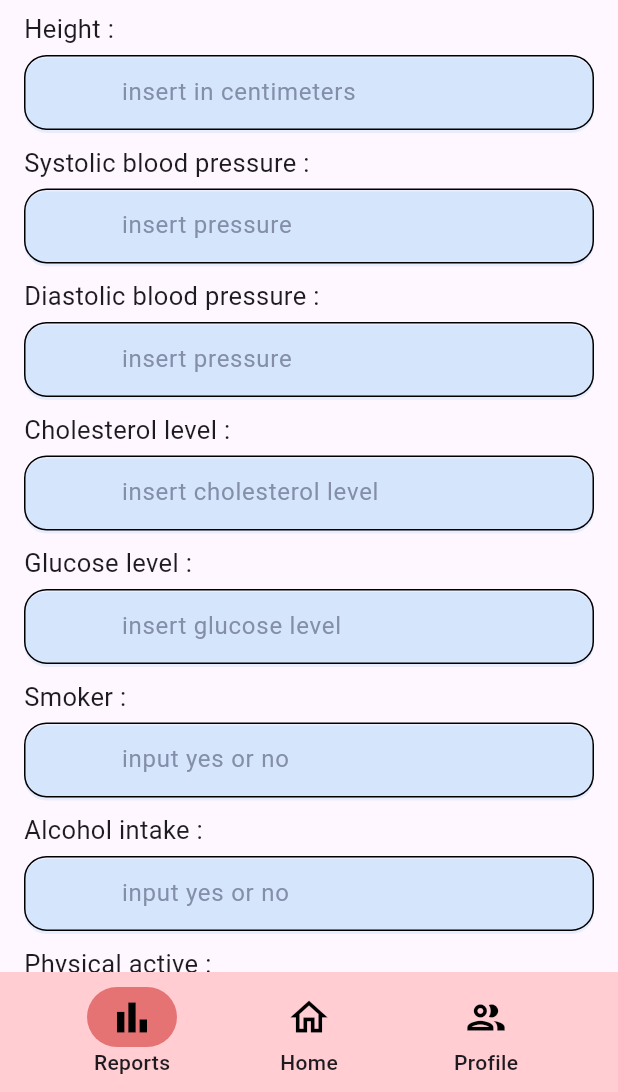
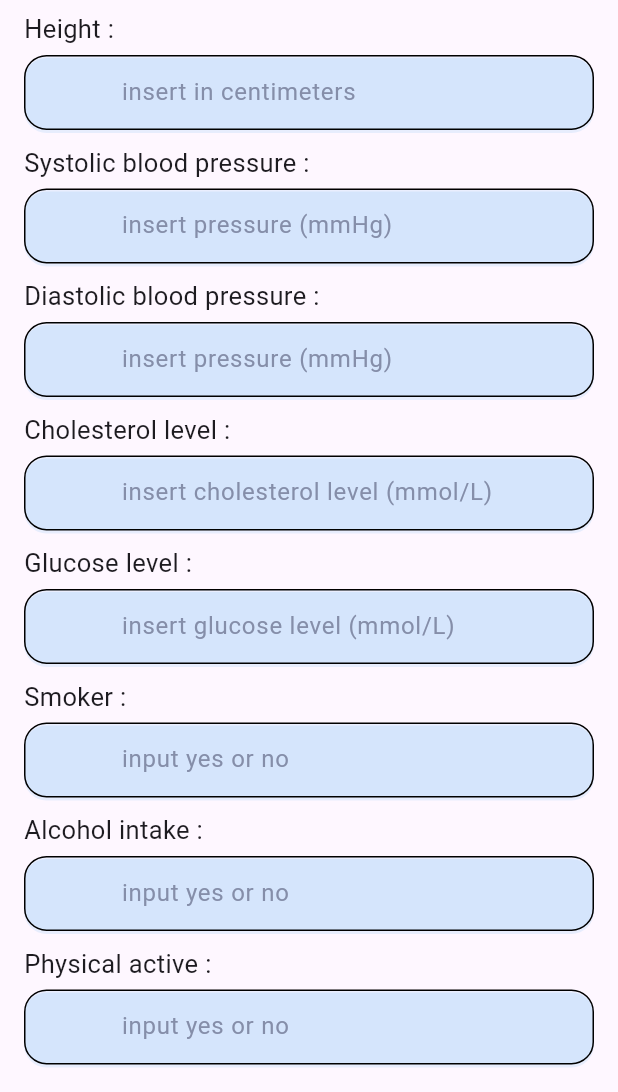
Before and after one commit to tasheera/CVD_Risk_Analyser, a Flutter app: the UserInputScreen screen opened directly, scrolled down 576 dp, on a phone screen of 412 x 824 dp, the part 144-1236 px from its top. Run offline on Flutter 3.47's test engine with Material 3 defaults, Android fonts, the phone set to English and light mode, and no system bars; our stand-ins replace cloud_firestore, firebase_auth, firebase_core, get, sqflite; accounts and stored records are empty; Roboto replaces fonts that are missing (Oswald).

Commit message:
minor changes

```diff
--- a/lib/screens/chart_choose_screen.dart
+++ b/lib/screens/chart_choose_screen.dart
@@ -1,11 +1,15 @@
 import 'package:cvd_risk_analyser/components/custom_navigation_bar.dart';
 import 'package:cvd_risk_analyser/controllers/navigation_controller.dart';
+import 'package:cvd_risk_analyser/controllers/user_data_controller.dart';
 import 'package:cvd_risk_analyser/screens/doctor_data_input_screen.dart';
 import 'package:flutter/material.dart';
 import 'package:cvd_risk_analyser/screens/user_data_input_screen.dart';
 
 class ChartChoose extends StatelessWidget {
-  const ChartChoose({super.key});
+  ChartChoose({super.key});
+
+  //Dependency Injection
+  UserDataController _userDataController = UserDataController.instance;
 
   @override
   Widget build(BuildContext context) {
@@ -47,7 +51,8 @@ class ChartChoose extends StatelessWidget {
                   name: "Laboratory chart",
                   moveScreen: DoctorInputScreen(
                     number: 3,
-                  )), // create object from class ChartChooseButton for choose chart
+                  ),
+                ), // create object from class ChartChooseButton for choose chart
 
                 const SizedBox(
                   // give extra space between widgets
@@ -58,23 +63,26 @@ class ChartChoose extends StatelessWidget {
                   name: "Non Laboratory chart",
                   moveScreen: DoctorInputScreen(
                     number: 1,
-                  )), // create object from class ChartChooseButton for choose chart
+                  ),
+                ), // create object from class ChartChooseButton for choose chart
 
                 const SizedBox(
                   // give extra space between widgets
                   height: 20,
                 ),
 
-              const ChartChooseButton(
+                ChartChooseButton(
                   name: "ML model prediction",
                   moveScreen: UserInputScreen(
-                      name:
-                          "Doctor")), // create object from class ChartChooseButton for choose chart
+                    name: _userDataController.currentUser!.name,
+                  ),
+                ), // create object from class ChartChooseButton for choose chart
               ],
             ),
           ),
         ],
-    ));
+      ),
+    );
   }
 }
 
@@ -88,7 +96,6 @@ class ChartChooseButton extends StatelessWidget {
   Widget build(BuildContext context) {
     return ElevatedButton(
       onPressed: () {
-
         //Dependency injection for configuring navbar icon selection
         NavigationController.instance.currentIndex = 1;
 
--- a/lib/screens/user_data_input_screen.dart
+++ b/lib/screens/user_data_input_screen.dart
@@ -1,9 +1,9 @@
-import 'package:cvd_risk_analyser/components/custom_navigation_bar.dart';
 import 'package:cvd_risk_analyser/prediction_data_save_and_retrive_functions.dart';
 import 'package:flutter/material.dart';
 import 'input_screen_functions.dart';
 import 'package:http/http.dart' as http;
 import 'dart:convert';
+
 
 class UserInputScreen extends StatefulWidget {
   final String name;
@@ -14,242 +14,161 @@ class UserInputScreen extends StatefulWidget {
 }
 
 class _UserInputScreenState extends State<UserInputScreen> {
-  final GlobalKey<FormState> _formKey =
-      GlobalKey(); // create global key object form key validate
 
-  final TextEditingController _ageCVDController =
-      TextEditingController(); // controller for age text field
-  final TextEditingController _genderCVDController =
-      TextEditingController(); // controller for gender text field
-  final TextEditingController _heightCVDController =
-      TextEditingController(); // controller for height text field
-  final TextEditingController _weightCVDController =
-      TextEditingController(); // controller for weight field
-  final TextEditingController _apHiCVDController =
-      TextEditingController(); // controller for ap hi field
-  final TextEditingController _apLoCVDController =
-      TextEditingController(); // controller for ap lo field
-  final TextEditingController _glucoseCVDController =
-      TextEditingController(); // controller for diabetic field
-  final TextEditingController _smokerCVDController =
-      TextEditingController(); // controller for smoker text field
-  final TextEditingController _cholesterolCVDController =
-      TextEditingController(); // controller for cholesterol text field
-  final TextEditingController _alcoholCVDController =
-      TextEditingController(); // controller for alcohol intake text field
-  final TextEditingController _physicalCVDController =
-      TextEditingController(); // controller for physical activity text field
+  final GlobalKey <FormState> _formKey =GlobalKey();// create global key object form key validate
 
-  Text previousResult = const Text(
-    "No Previous Result available",
-    textAlign: TextAlign.center,
-    style: TextStyle(color: Colors.black38, fontSize: 17),
-  );
+  final TextEditingController _ageCVDController = TextEditingController(); // controller for age text field
+  final TextEditingController _genderCVDController = TextEditingController(); // controller for gender text field
+  final TextEditingController _heightCVDController = TextEditingController();// controller for height text field
+  final TextEditingController _weightCVDController = TextEditingController();// controller for weight field
+  final TextEditingController _apHiCVDController = TextEditingController();// controller for ap hi field
+  final TextEditingController _apLoCVDController = TextEditingController();// controller for ap lo field
+  final TextEditingController _glucoseCVDController = TextEditingController();// controller for diabetic field
+  final TextEditingController _smokerCVDController = TextEditingController();// controller for smoker text field
+  final TextEditingController _cholesterolCVDController = TextEditingController();// controller for cholesterol text field
+  final TextEditingController _alcoholCVDController = TextEditingController();// controller for alcohol intake text field
+  final TextEditingController _physicalCVDController = TextEditingController();// controller for physical activity text field
+
+  Text previousResult=const Text("No Previous Result available",textAlign: TextAlign.center,style: TextStyle(color: Colors.black38, fontSize: 17 ),);
+
 
   @override
   Widget build(BuildContext context) {
-    double iconSize = 40;
-    if (MediaQuery.of(context).size.width * 0.08 < 40) {
-      iconSize = MediaQuery.of(context).size.width *
-          0.08; // return current screen width
-    }
+    double iconSize=40;
+    if (MediaQuery.of(context).size.width*0.08<40) iconSize = MediaQuery.of(context).size.width * 0.08; // return current screen width
+
 
     return Scaffold(
-      bottomNavigationBar: CustomNavigationBar(),
+
       appBar: AppBar(
+
         title: Row(
-          mainAxisAlignment:
-              MainAxisAlignment.spaceBetween, // distribute free space
+          mainAxisAlignment: MainAxisAlignment.spaceBetween, // distribute free space
           children: [
-            Text(
-              'Hi ${widget.name}\nCheck you CVD risk below',
-              style: TextStyle(fontSize: iconSize * 0.5),
-            ),
+            Text('Hi ${widget.name}\nCheck you CVD risk below', style: TextStyle(fontSize: iconSize*0.5),),
             Image.asset(
               'assets/data_input_Vector_icon.png', //image file directory
-              width: iconSize *
-                  0.7, // adjust width of image using current screen width
-              height: iconSize * 0.7, // height of image
+              width: iconSize*0.7,// adjust width of image using current screen width
+              height: iconSize*0.7, // height of image
             ),
             TextButton(
-              onPressed: () {},
+              onPressed:(){},
               child: Image.asset(
                 'assets/data_input_report_icon.png', //image file direct
-                width: iconSize *
-                    1.6, // adjust width of image using current screen width
-                height: iconSize * 1.6, // height of image
+                width: iconSize*1.6, // adjust width of image using current screen width
+                height: iconSize*1.6, // height of image
               ),
             ),
+
           ],
         ),
+
       ),
+
       body: SingleChildScrollView(
         child: Column(
           children: [
             Center(
-              child: Image.asset(
-                // doctor icon
+              child: Image.asset( // doctor icon
                 'assets/user_input_screen_image.png', //image file direct
-                width: iconSize *
-                    10.8, // adjust width of image using current screen width
-                height: iconSize * 5.8, // height of image
+                width: iconSize*10.8,// adjust width of image using current screen width
+                height: iconSize*5.8, // height of image
               ),
             ),
+
+
             Padding(
               padding: const EdgeInsets.all(8.0),
               child: Text(
                 "Previous Result",
-                style: TextStyle(fontSize: iconSize * 0.6),
+                style: TextStyle(fontSize: iconSize*0.6),
               ),
             ),
-            Container(
-                // used for show previous result
-                height: iconSize * 3.2,
-                width: iconSize * 6,
+
+
+
+            Container( // used for show previous result
+                height: iconSize*3.2,
+                width: iconSize*6,
                 decoration: BoxDecoration(
+
                     borderRadius: BorderRadius.circular(16),
-                    border: Border.all()),
-                child: Center(child: previousResult)),
+
+                    border: Border.all()
+                ),
+                child: Center(child: previousResult)
+            ),
+
             Form(
-              key:
-                  _formKey, // assign key of the foam widget which is created in above
+              key: _formKey, // assign key of the foam widget which is created in above
               child: Container(
                 margin: EdgeInsets.all(16),
                 child: Column(
-                  crossAxisAlignment:
-                      CrossAxisAlignment.start, // left align text
+                  crossAxisAlignment: CrossAxisAlignment.start,// left align text
                   children: [
-                    buildRiskInputField(
-                        "Age :",
-                        "input age between 20 and 80",
-                        _isValidAge,
-                        "Age should be between 20 and 80",
-                        TextInputType.number,
-                        _ageCVDController), // create input field
 
-                    buildRiskInputField(
-                        "Gender :",
-                        "biological male/ female",
-                        _isValidGender,
-                        "Enter male or female",
-                        TextInputType.text,
-                        _genderCVDController), // create input field
+                    buildRiskInputField("Age :","input age between 20 and 80", _isValidAge,"Age should be between 20 and 80",TextInputType.number,_ageCVDController), // create input field
 
-                    buildRiskInputField(
-                        "Weight :",
-                        "insert in Kilograms",
-                        _isValidWeight,
-                        "Enter valid weight",
-                        TextInputType.number,
-                        _weightCVDController), // create input field
+                    buildRiskInputField("Gender :","biological male/ female", _isValidGender,"Enter male or female",TextInputType.text,_genderCVDController), // create input field
 
-                    buildRiskInputField(
-                        "Height :",
-                        "insert in centimeters",
-                        _isValidHeight,
-                        "Enter valid height",
-                        TextInputType.number,
-                        _heightCVDController), // create input field
+                    buildRiskInputField("Weight :","insert in Kilograms", _isValidWeight,"Enter valid weight",TextInputType.number,_weightCVDController), // create input field
 
-                    buildRiskInputField(
-                        "Systolic blood pressure :",
-                        "insert pressure",
-                        _isValidHeight,
-                        "Enter valid pressure",
-                        TextInputType.number,
-                        _apHiCVDController), // create input field
+                    buildRiskInputField("Height :","insert in centimeters", _isValidHeight,"Enter valid height",TextInputType.number,_heightCVDController), // create input field
 
-                    buildRiskInputField(
-                        "Diastolic blood pressure :",
-                        "insert pressure",
-                        _isValidHeight,
-                        "Enter valid pressure",
-                        TextInputType.number,
-                        _apLoCVDController), // create input field
+                    buildRiskInputField("Systolic blood pressure :","insert pressure (mmHg)", _isValidSBP,"Between 0 - 300",TextInputType.number,_apHiCVDController), // create input field
 
-                    buildRiskInputField(
-                        "Cholesterol level :",
-                        "insert cholesterol level",
-                        _isValidHeight,
-                        "Enter valid cholesterol level",
-                        TextInputType.number,
-                        _cholesterolCVDController), // create input field
+                    buildRiskInputField("Diastolic blood pressure :","insert pressure (mmHg)", _isValidSBP,"Between 0 - 300",TextInputType.number,_apLoCVDController), // create input field
 
-                    buildRiskInputField(
-                        "Glucose level :",
-                        "insert glucose level",
-                        _isValidHeight,
-                        "Enter valid glucose level",
-                        TextInputType.number,
-                        _glucoseCVDController), // create input field
+                    buildRiskInputField("Cholesterol level :","insert cholesterol level (mmol/L)", _isValidCholesterol,"Enter valid cholesterol level",TextInputType.number,_cholesterolCVDController), // create input field
 
-                    buildRiskInputField(
-                        "Smoker :",
-                        "input yes or no ",
-                        _isValidSmoker,
-                        "Enter yes or only",
-                        TextInputType.text,
-                        _smokerCVDController), // create input field
+                    buildRiskInputField("Glucose level :","insert glucose level (mmol/L)", _isValidHeight,"Enter valid glucose level",TextInputType.number,_glucoseCVDController), // create input field
 
-                    buildRiskInputField(
-                        "Alcohol intake :",
-                        "input yes or no ",
-                        _isValidSmoker,
-                        "Enter yes or only",
-                        TextInputType.text,
-                        _alcoholCVDController), // create input field
+                    buildRiskInputField("Smoker :","input yes or no ", _isValidSmoker,"Enter yes or no only",TextInputType.text,_smokerCVDController),  // create input field
 
-                    buildRiskInputField(
-                        "Physical active :",
-                        "input yes or no ",
-                        _isValidSmoker,
-                        "Enter yes or only",
-                        TextInputType.text,
-                        _physicalCVDController), // create input field
+                    buildRiskInputField("Alcohol intake :","input yes or no ", _isValidSmoker,"Enter yes or no only",TextInputType.text,_alcoholCVDController), // create input field
 
-                    const SizedBox(
-                      height: 10,
+                    buildRiskInputField("Physical active :","input yes or no ", _isValidSmoker,"Enter yes or no only",TextInputType.text,_physicalCVDController), // create input field
+
+
+                    const SizedBox(height: 10,),
+
+                    Row(
+
+                      children: [
+                        SizedBox(width: iconSize*0.8,),
+                        ElevatedButton(
+
+                          style: ElevatedButton.styleFrom(
+                            backgroundColor: Colors.green,
+                            fixedSize: Size(iconSize*3.7, iconSize*1.1),
+
+                          ),
+                          onPressed: (){
+                            _predictCVDLevel(iconSize);
+                          },
+                          child: Text("Predict", style: TextStyle(color: Colors.white,fontSize: iconSize*0.5),),
                         ),
 
-                    Row(
-                      children: [
-                        SizedBox(
-                          width: iconSize * 0.8,
-                        ),
+                        SizedBox(width: iconSize*2.2,),
+
                         ElevatedButton(
-                          style: ElevatedButton.styleFrom(
-                            backgroundColor: Colors.green,
-                            fixedSize: Size(iconSize * 3.7, iconSize * 1.1),
-                          ),
-                          onPressed: () {
-                            _predictCVDLevel(iconSize);
-                          },
-                          child: Text(
-                            "Predict",
-                            style: TextStyle(
-                                color: Colors.white, fontSize: iconSize * 0.5),
-                          ),
-                        ),
-                        SizedBox(
-                          width: iconSize * 2.2,
-                        ),
-                        ElevatedButton(
+
                           style: ElevatedButton.styleFrom(
                             backgroundColor: Colors.red,
-                            fixedSize: Size(iconSize * 3.7, iconSize * 1.1),
+                            fixedSize: Size(iconSize*3.7, iconSize*1.1),
+
                           ),
-                          onPressed: () {
-                            patientDataClearConfirmBox(context,
-                                _riskCVDParameterClear); // call confirmation dialog box
+                          onPressed: (){
+                            patientDataClearConfirmBox(context,_riskCVDParameterClear); // call confirmation dialog box
                           },
-                          child: Text(
-                            "Clear",
-                            style: TextStyle(
-                                color: Colors.white, fontSize: iconSize * 0.5),
+                          child: Text("Clear", style: TextStyle(color: Colors.white,fontSize: iconSize*0.5),),
                         ),
-                        ),
+
                       ],
                     ),
+
+
+
                   ],
                 ),
               ),
@@ -257,8 +176,11 @@ class _UserInputScreenState extends State<UserInputScreen> {
           ],
         ),
       ),
+
+
     );
   }
+
 
   // predict cvd
   void _predictCVDLevel(double iconSize) async {
@@ -276,8 +198,7 @@ class _UserInputScreenState extends State<UserInputScreen> {
       String predictPhysical = _physicalCVDController.text;
 
       final response = await http.post(
-        Uri.parse(
-            'https://api-oka6pmsbjq-ue.a.run.app/cvd_api_endpoint'), // API endpoint
+        Uri.parse('https://mlapi-oka6pmsbjq-ue.a.run.app/cvd_api_endpoint'), // API endpoint
         headers: <String, String>{
           'Content-Type': 'application/json; charset=UTF-8',
         },
@@ -296,9 +217,10 @@ class _UserInputScreenState extends State<UserInputScreen> {
         }),
       );
 
+      Color previousColor=Colors.black;
+
       if (response.statusCode == 200) {
-        int predictVal =
-            json.decode(response.body); // get response from the API
+        int predictVal = json.decode(response.body); // get response from the API
         String cvdLevel = "";
         if (predictVal == 0) {
           cvdLevel = "Low Risk";
@@ -310,45 +232,36 @@ class _UserInputScreenState extends State<UserInputScreen> {
           showCVDRiskLevel(
               context,
               cvdLevel,
-              'Risk of having a CVD in the near future is VERY LOW...!!',
+              "You lack major risk factors for developing cardiovascular disease.  However, if you have concerns, it's advisable to consult a doctor.",
               const Color(0XFFB6FFB0),
               const Color(0xFF00D823));
+          previousColor=Color(0xFF00D823);
         } else {
           showCVDRiskLevel(
-              context,
-              cvdLevel,
-              'You are at a Risk for developing a cardiovascualr disease!',
+              context, cvdLevel,
+              "You have several factors that may increase your risk of cardiovascular disease. We advise you to consult a doctor to ensure your health is properly assessed.",
               const Color(0xFFD8584F),
               Colors.red);
+          previousColor=Colors.red;
         }
         setState(() {
           previousResult = Text(
             cvdLevel,
-            style: TextStyle(
-                fontSize: iconSize * 0.7, fontWeight: FontWeight.bold),
+            style: TextStyle(fontSize: iconSize * 0.7, fontWeight: FontWeight.bold, color:previousColor),
           );
         });
-        await saveData(
-            predictAge,
-            predictGender,
-            predictWeight,
-            predictHeight,
-            predictSbp,
-            predictDbp,
-            predictCholesterol,
-            predictGlucose,
-            predictSmoke,
-            predictAlcohol,
-            predictPhysical,
-            cvdLevel);
+        saveData(predictAge, predictGender, predictWeight, predictHeight, predictSbp,
+            predictDbp, predictCholesterol, predictGlucose, predictSmoke, predictAlcohol,
+            predictPhysical, cvdLevel);
       } else {
         throw Exception('Failed to load data');
       }
     }
   }
 
+
 // clear input data
-  void _riskCVDParameterClear() {
+  void _riskCVDParameterClear(){
     _ageCVDController.clear();
     _genderCVDController.clear();
     _heightCVDController.clear();
@@ -360,8 +273,11 @@ class _UserInputScreenState extends State<UserInputScreen> {
     _cholesterolCVDController.clear();
     _alcoholCVDController.clear();
     _physicalCVDController.clear();
+
   }
+
 }
+
 
 // input data validation
 
@@ -369,16 +285,17 @@ class _UserInputScreenState extends State<UserInputScreen> {
 
 bool _isValidAge(String input) {
   try {
-    int age = int.parse(input); // check input is int or not
+    int age = int.parse(input);  // check input is int or not
     return age >= 1 && age <= 120; // check reasonable range
   } catch (e) {
+
     return false; // if there is any error ,return false
   }
 }
 
 bool _isValidGender(String input) {
-  if (input.toLowerCase() == "female" || input.toLowerCase() == "male") {
-    //  check male or female
+
+  if (input.toLowerCase()=="female" || input.toLowerCase()=="male"){ //  check male or female
     return true;
   }
   return false;
@@ -389,6 +306,7 @@ bool _isValidWeight(String input) {
     int weight = int.parse(input); // check input is valid or not
     return weight > 30 && weight <= 150; // check reasonable range
   } catch (e) {
+
     return false; // if there is any error ,return false
   }
 }
@@ -398,14 +316,34 @@ bool _isValidHeight(String input) {
     double height = double.parse(input); // check input is valid or not
     return height > 0 && height <= 250; // check reasonable range
   } catch (e) {
+
     return false; // if there is any error ,return false
   }
 }
 
 bool _isValidSmoker(String input) {
-  if (input.toLowerCase() == "yes" || input.toLowerCase() == "no") {
-    //  check male or female
+  if (input.toLowerCase()=="yes" || input.toLowerCase()=="no"){ //  check male or female
     return true;
   }
   return false;
 }
+
+bool _isValidCholesterol(String input) {
+  try {
+    double choc = double.parse(input); // check input is valid or not
+    return choc > 0 && choc <= 10; // check reasonable range
+  } catch (e) {
+
+    return false; // if there is any error ,return false
+  }
+}
+
+bool _isValidSBP(String input) {
+  try {
+    double sbp = double.parse(input); // check input is valid or not
+    return sbp > 0 && sbp <= 300; // check reasonable range
+  } catch (e) {
+
+    return false; // if there is any error ,return false
+  }
+}
--- a/lib/signup_screen.dart
+++ b/lib/signup_screen.dart
@@ -134,7 +134,7 @@ void authTest(String email, String password ) async{
       );
 
       Navigator.of(context).push(MaterialPageRoute(builder:(_){ // move to chart choose screen
-         return const ChartChoose();
+         return ChartChoose();
          }));
       _signupCodeController.clear();
       _signupEmailController.clear();
```
Lines whose indentation alone changed are shown as unchanged.
